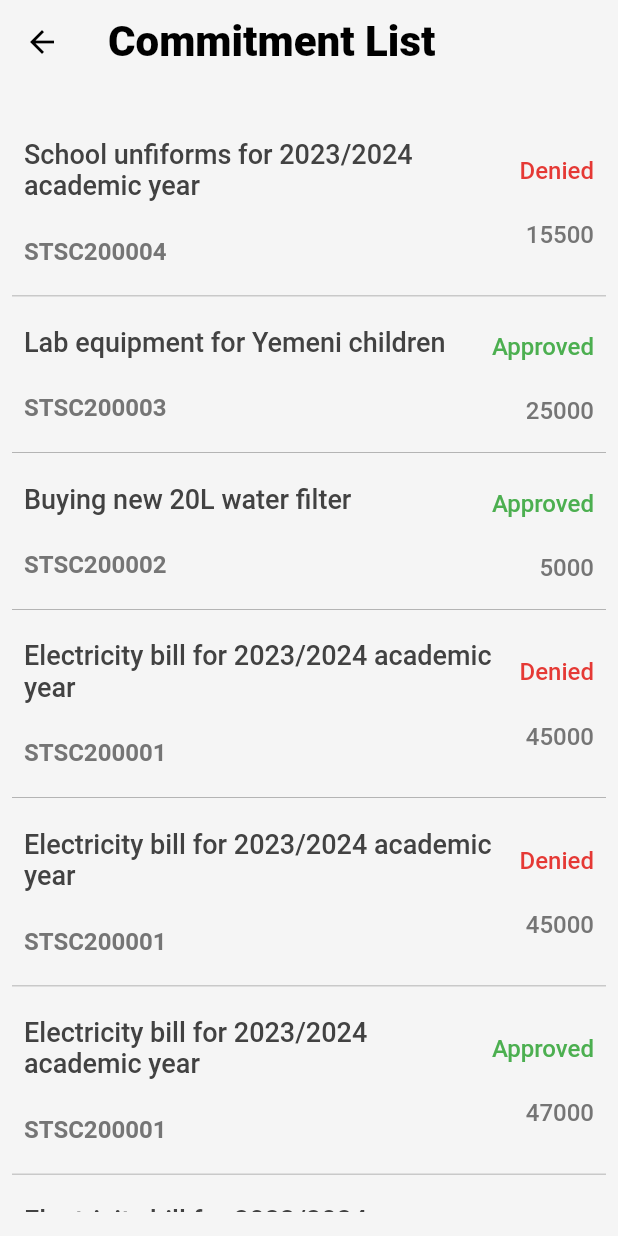
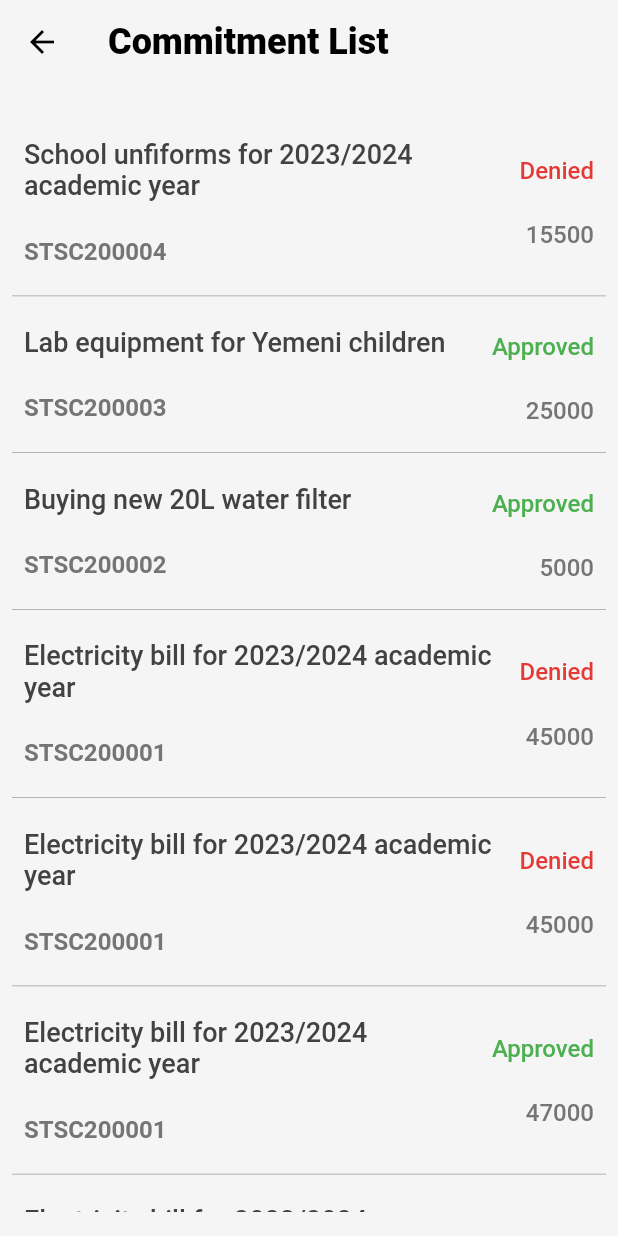
Before and after one commit to vigneshksaithal/viyukta, a Flutter app: the screen it shows after launch, after a tap on "View Commitments", on a phone screen of 412 x 824 dp. Run offline on Flutter 3.47's test engine with Material 2 defaults, Android fonts, the phone set to English and light mode, and no system bars; our stand-ins replace flutter_riverpod, hive_flutter, page_transition; missing offline and left inert: encrypt, flutter_sms, protobuf; accounts and stored records are empty.

Commit message:
Reduce font size of AppBar title

```diff
--- a/lib/theme/theme.dart
+++ b/lib/theme/theme.dart
@@ -148,17 +148,12 @@ ElevatedButtonThemeData elevatedButtonTheme(context) {
 AppBarTheme appBarTheme() {
   return AppBarTheme(
     backgroundColor: Colors.grey[100],
-    // foregroundColor: Colors.white,
-    // toolbarTextStyle: const TextStyle(
-    //   fontSize: 28.0,
-    //   fontWeight: FontWeight.w800,
-    //   color: Colors.black,
-    // ),
     iconTheme: const IconThemeData(
       color: Colors.black,
+      weight: 800,
     ),
     titleTextStyle: const TextStyle(
-      fontSize: 28.0,
+      fontSize: 24.0,
       fontWeight: FontWeight.w800,
       color: Colors.black,
     ),
@@ -166,6 +161,5 @@ AppBarTheme appBarTheme() {
     scrolledUnderElevation: 0.5,
     shadowColor: Colors.grey[100],
     titleSpacing: 16.0,
-    surfaceTintColor: Colors.amber,
   );
 }
```
